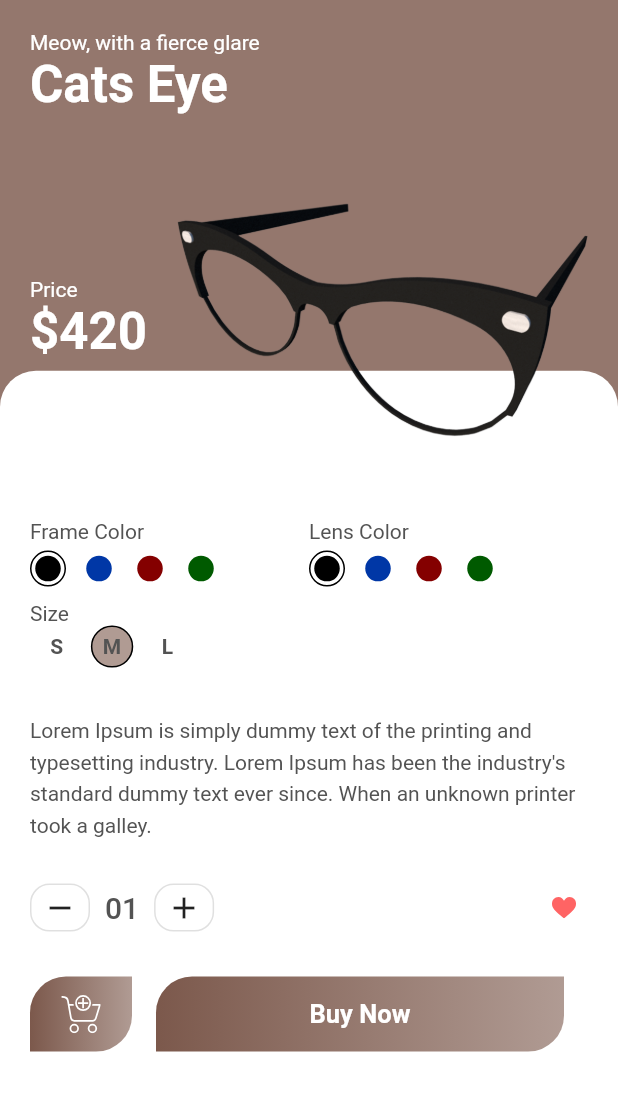
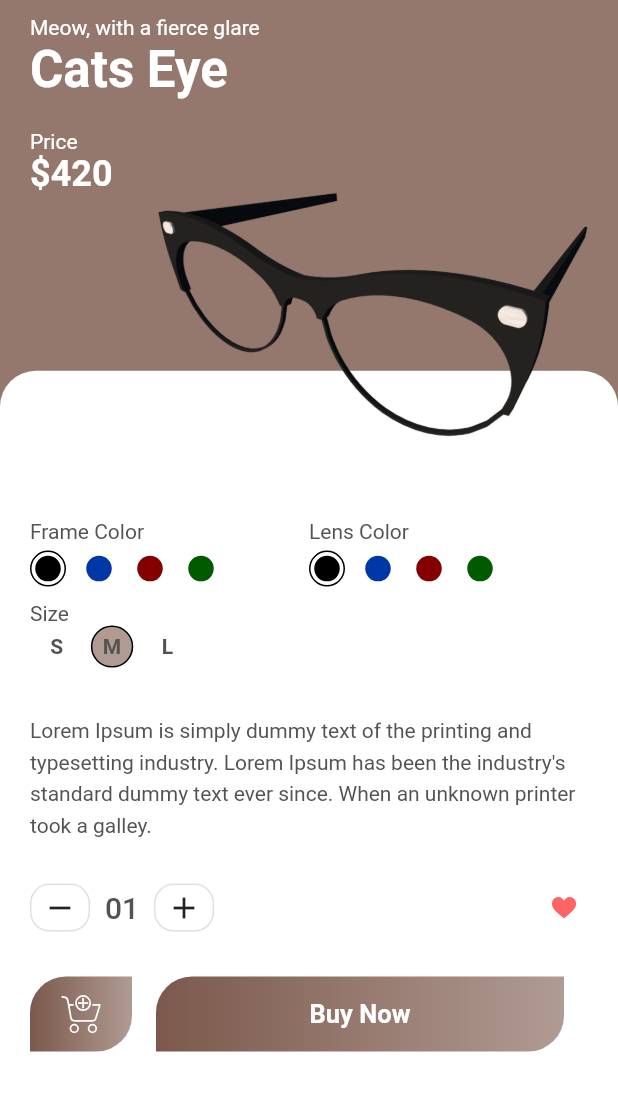
Before and after one commit to MobashyerHossain/ShopAR, a Flutter app: the SubCatScreen screen opened directly with sample values from the repository, after a tap on "Cats Eye", on a phone screen of 412 x 824 dp, the part 84-1195 px from its top. Run offline on Flutter 3.47's test engine with Material 2 defaults, Android fonts, the phone set to English and light mode, and no system bars; our stand-ins replace flutter_svg; project files that could hold a hidden picture were left out.

Commit message:
price label position and color change

```diff
--- a/lib/screens/details/components/product_title_with_image.dart
+++ b/lib/screens/details/components/product_title_with_image.dart
@@ -19,7 +19,7 @@ class ProductTitleWithImage extends StatelessWidget {
       child: Column(
         crossAxisAlignment: CrossAxisAlignment.start,
         children: <Widget>[
-          SizedBox(height: kDefaultPaddin),
+          SizedBox(height: kDefaultPaddin / 2),
           Text(
             "${product.shortInfo}",
             style: TextStyle(color: Colors.white),
@@ -32,8 +32,13 @@ class ProductTitleWithImage extends StatelessWidget {
                 .copyWith(color: Colors.white, fontWeight: FontWeight.bold),
           ),
           Row(
+            crossAxisAlignment: CrossAxisAlignment.start,
             children: <Widget>[
-              RichText(
+              Padding(
+                padding: EdgeInsets.symmetric(
+                  vertical: 20,
+                ),
+                child: RichText(
                   text: TextSpan(
                     children: [
                       TextSpan(
@@ -42,13 +47,18 @@ class ProductTitleWithImage extends StatelessWidget {
                       ),
                       TextSpan(
                         text: "\$${product.price}",
-                      style: Theme.of(context).textTheme.headline4.copyWith(
-                          color: Colors.white, fontWeight: FontWeight.bold),
+                        style: Theme.of(context).textTheme.headline5.copyWith(
+                              color: Colors.white,
+                              fontWeight: FontWeight.bold,
+                            ),
                       ),
                     ],
                   ),
                 ),
-              SizedBox(width: kDefaultPaddin),
+              ),
+              SizedBox(
+                width: 30,
+              ),
               Expanded(
                 child: Hero(
                   tag: "${product.id}",
--- a/lib/screens/subCategory/componenets/subCategory_tab.dart
+++ b/lib/screens/subCategory/componenets/subCategory_tab.dart
@@ -49,7 +49,7 @@ class SubCategoryTab extends StatelessWidget {
                       Text(
                         "Sorry!!!",
                         style: TextStyle(
-                          fontSize: 25,
+                          fontSize: 20,
                         ),
                       ),
                       SizedBox(
@@ -58,8 +58,11 @@ class SubCategoryTab extends StatelessWidget {
                       Text(
                         "${subCategory.title}'s Has Not Been Added Yet...",
                         style: TextStyle(
-                          fontSize: 20,
+                          fontSize: 15,
                         ),
+                      ),
+                      SizedBox(
+                        height: 100,
                       ),
                     ],
                   ),
```
Lines whose indentation alone changed are shown as unchanged.
